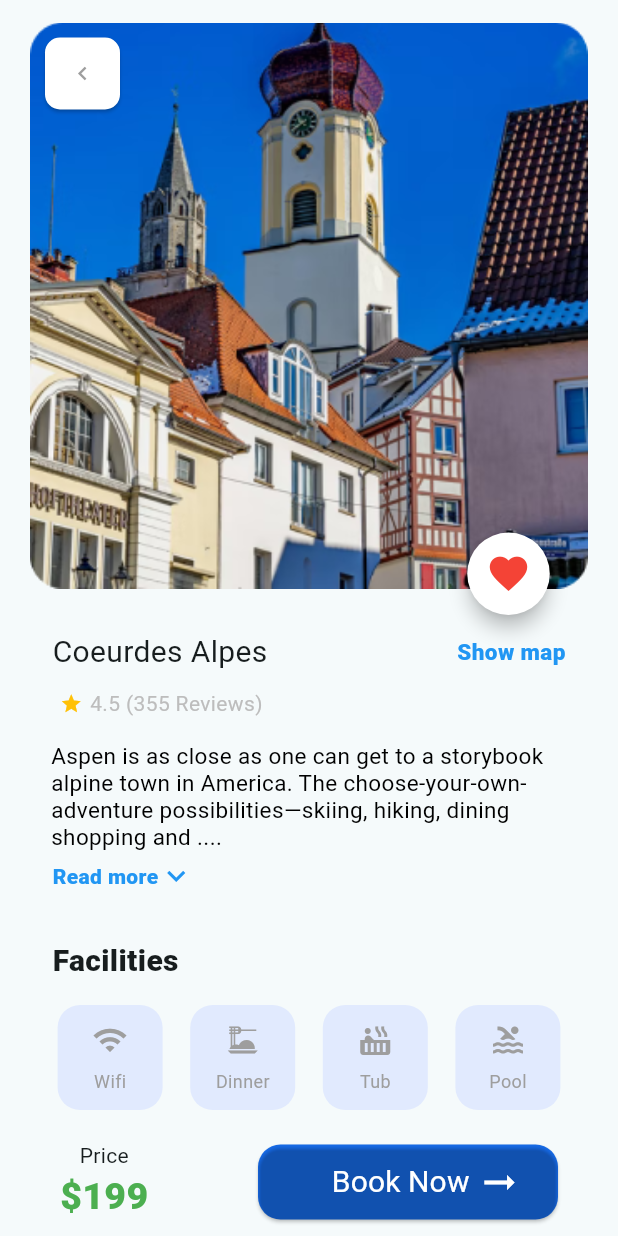
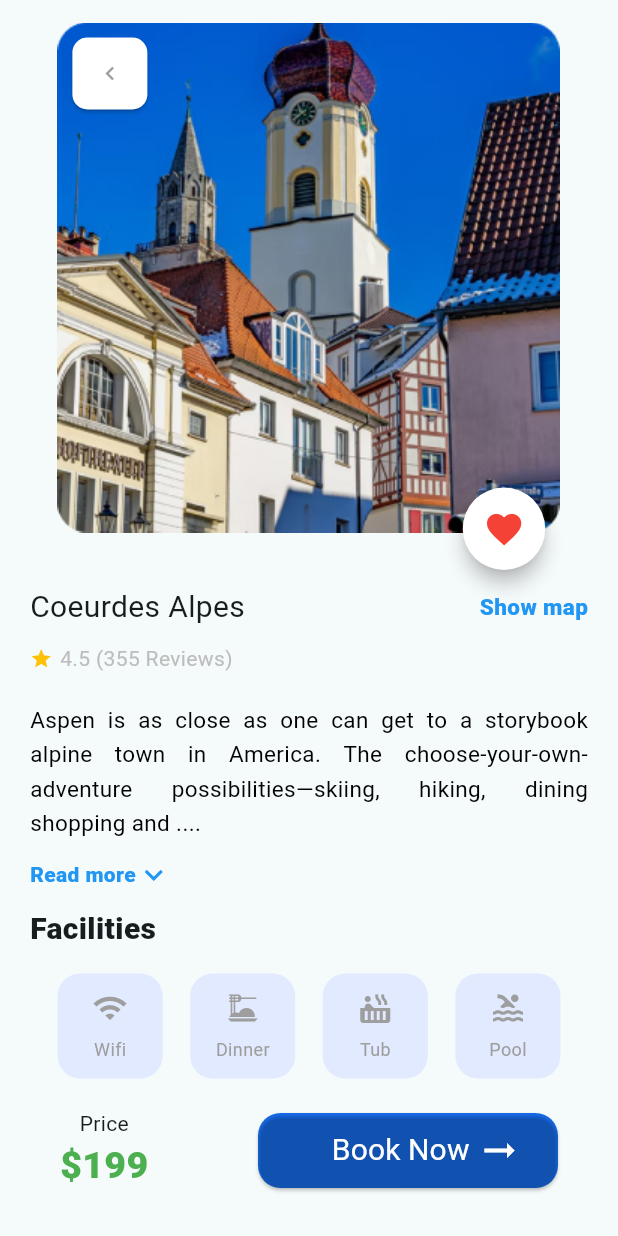
Before and after one commit to BastianZalukhu/Kelompok-1, a Flutter app: the HomePage screen opened directly, after a tap on "Alley Place1", on a phone screen of 412 x 824 dp. Run offline on Flutter 3.47's test engine with Material 3 defaults, Android fonts, the phone set to English and light mode, and no system bars; our stand-ins replace google_fonts.

Commit message:
perbaikan semua page

```diff
--- a/lib/components/card_popular.dart
+++ b/lib/components/card_popular.dart
@@ -1,5 +1,5 @@
 import 'package:flutter/material.dart';
-import 'package:flutter_application_3/pages/sub_screen.dart';
+import 'package:ASPEN_FGD_1/pages/sub_screen.dart';
 import 'package:google_fonts/google_fonts.dart';
 
 class CardPopular extends StatefulWidget {
--- a/lib/main.dart
+++ b/lib/main.dart
@@ -1,5 +1,5 @@
 import 'package:flutter/material.dart';
-import 'package:flutter_application_3/pages/coverPage.dart';
+import 'package:ASPEN_FGD_1/pages/coverPage.dart';
 
 void main() {
   runApp(const MyApp());
--- a/lib/pages/coverPage.dart
+++ b/lib/pages/coverPage.dart
@@ -1,5 +1,5 @@
 import 'package:flutter/material.dart';
-import 'package:flutter_application_3/pages/homepage.dart';
+import 'package:ASPEN_FGD_1/pages/homepage.dart';
 import 'package:google_fonts/google_fonts.dart';
 
 class coverPage extends StatelessWidget {
@@ -94,16 +94,13 @@ class description extends StatelessWidget {
               fontWeight: FontWeight.w400,
             ),
           ),
-          SizedBox(
-            height: 50,
-            child: Text(
+          Text(
             descriptionApp2,
             textAlign: TextAlign.left,
             style: GoogleFonts.montserrat(
               color: Colors.white,
               fontSize: 40,
               fontWeight: FontWeight.w500,
-              ),
             ),
           ),
           Text(
@@ -117,7 +114,7 @@ class description extends StatelessWidget {
           )
         ],
       ),
-      margin: EdgeInsets.only(top: 570, left: 32),
+      margin: EdgeInsets.only(top: 553, left: 32),
     );
   }
 }
@@ -129,7 +126,7 @@ class buttonCover extends StatelessWidget {
   @override
   Widget build(BuildContext context) {
     return Container(
-      margin: EdgeInsets.only(bottom: 60),
+      margin: EdgeInsets.only(bottom: 50),
       alignment: Alignment.bottomCenter,
       child: SizedBox(
         height: 52,
--- a/lib/pages/homepage.dart
+++ b/lib/pages/homepage.dart
@@ -1,10 +1,10 @@
 import 'package:flutter/material.dart';
-import 'package:flutter_application_3/components/card_popular.dart';
-import 'package:flutter_application_3/components/card_recommended.dart';
-import 'package:flutter_application_3/components/category_homepage.dart';
-import 'package:flutter_application_3/components/header_hompage.dart';
-import 'package:flutter_application_3/components/navbar.dart';
-import 'package:flutter_application_3/components/search_homepage.dart';
+import 'package:ASPEN_FGD_1/components/card_popular.dart';
+import 'package:ASPEN_FGD_1/components/card_recommended.dart';
+import 'package:ASPEN_FGD_1/components/category_homepage.dart';
+import 'package:ASPEN_FGD_1/components/header_hompage.dart';
+import 'package:ASPEN_FGD_1/components/navbar.dart';
+import 'package:ASPEN_FGD_1/components/search_homepage.dart';
 import 'package:google_fonts/google_fonts.dart';
 
 class HomePage extends StatefulWidget {
@@ -19,7 +19,7 @@ class _HomePageState extends State<HomePage> {
   Widget build(BuildContext context) {
     return Scaffold(
       backgroundColor: Colors.white,
-      body: SingleChildScrollView(
+      body: Container(
         child: Center(
           child: Padding(
             padding: EdgeInsets.all(20),
@@ -30,16 +30,17 @@ class _HomePageState extends State<HomePage> {
                 SearchHomePage(),
                 SizedBox(height: 20),
                 CategoryHomePage(),
-                SizedBox(height: 30),
-                Row(
+                SizedBox(height: 20),
+                Expanded(
+                    child: SingleChildScrollView(
+                    child:  Column(
                       crossAxisAlignment: CrossAxisAlignment.start,
                       children: [
+
                         Text(
                           'Popular',
                           style: GoogleFonts.montserrat(
                               fontSize: 25, fontWeight: FontWeight.w700),
-                    ),
-                  ],
                         ),
                         SizedBox(height: 10),
                         CardPopular(),
@@ -64,6 +65,10 @@ class _HomePageState extends State<HomePage> {
                     ),
                     ),
                   ),
+              ],
+            ),
+          ),
+        ),
       ),
       bottomNavigationBar: Navbar(),
     );
--- a/lib/pages/sub_screen.dart
+++ b/lib/pages/sub_screen.dart
@@ -1,5 +1,5 @@
 import 'package:flutter/material.dart';
-import 'package:flutter_application_3/pages/homepage.dart';
+import 'package:ASPEN_FGD_1/pages/homepage.dart';
 
 class SubScreen extends StatelessWidget {
   const SubScreen({super.key});
@@ -19,7 +19,8 @@ class SubScreen extends StatelessWidget {
                       child: Image.asset(
                         'assets/gambar1.png',
                         fit: BoxFit.cover,
-                        width: 500,
+                        width: 335,
+                        height: 340,
                       ),
                     ),
                     Padding(
@@ -49,7 +50,7 @@ class SubScreen extends StatelessWidget {
                       ),
                     ),
                     Padding(
-                      padding: const EdgeInsets.only(top: 340, left: 280),
+                      padding: const EdgeInsets.only(top: 310, left: 260),
                       child: ElevatedButton(
                         style: ElevatedButton.styleFrom(
                           elevation: 5,
@@ -59,10 +60,14 @@ class SubScreen extends StatelessWidget {
                           shape: CircleBorder(side: BorderSide.none),
                         ),
                         onPressed: () {},
-                        child: const Icon(
-                          Icons.favorite,
-                          color: Colors.red,
-                          size: 30,
+                        child: Padding(
+                          padding: const EdgeInsets.all(0),
+                          child: const Icon(
+                            Icons.favorite,
+                            color: Colors.red,
+                            size: 27.5,
+                            weight: 10,
+                          )
                         ),
                       ),
                     ),
@@ -70,7 +75,7 @@ class SubScreen extends StatelessWidget {
                 ),
                 SizedBox(height: 10),
                 Padding(
-                  padding: const EdgeInsets.only(left: 15, right: 15),
+                  padding: const EdgeInsets.all(0),
                   child: Row(
                     mainAxisAlignment: MainAxisAlignment.spaceBetween,
                     children: const [
@@ -92,7 +97,6 @@ class SubScreen extends StatelessWidget {
                   height: 10,
                 ),
                 Container(
-                  margin: EdgeInsets.only(left: 20),
                   child: Row(
                     children: [
                       Icon(
@@ -114,18 +118,20 @@ class SubScreen extends StatelessWidget {
                   height: 20,
                 ),
                 Container(
-                  margin: EdgeInsets.only(left: 10),
                   child: Row(
                     mainAxisAlignment: MainAxisAlignment.start,
                     children: const [
-                      Text(
-                        ' Aspen is as close as one can get to a storybook \n\n alpine town in America. The choose-your-own- \n\n adventure possibilities—skiing, hiking, dining \n\n shopping and ....',
+                      Expanded(child: Text(
+                        'Aspen is as close as one can get to a storybook alpine town in America. The choose-your-own-  adventure possibilities—skiing, hiking, dining shopping and ....',
+                        textAlign: TextAlign.justify,
                         style: TextStyle(
-                          height: 0.6,
+                          height: 1.5,
                           color: Colors.black,
                           fontSize: 15,
                         ),
                       ),
+                      ),
+
                     ],
                   ),
                 ),
@@ -133,7 +139,6 @@ class SubScreen extends StatelessWidget {
                   height: 10,
                 ),
                 Container(
-                  margin: EdgeInsets.only(left: 15),
                   child: GestureDetector(
                     child: Row(
                       mainAxisAlignment: MainAxisAlignment.start,
@@ -153,10 +158,9 @@ class SubScreen extends StatelessWidget {
                   ),
                 ),
                 const SizedBox(
-                  height: 30,
+                  height: 10,
                 ),
                 Container(
-                    margin: EdgeInsets.only(left: 15),
                     child: Row(
                       mainAxisAlignment: MainAxisAlignment.start,
                       children: const [
```
Also changed, not shown: pubspec.yaml (+6 -2 lines), 3 other files. Lines whose indentation alone changed are shown as unchanged.
